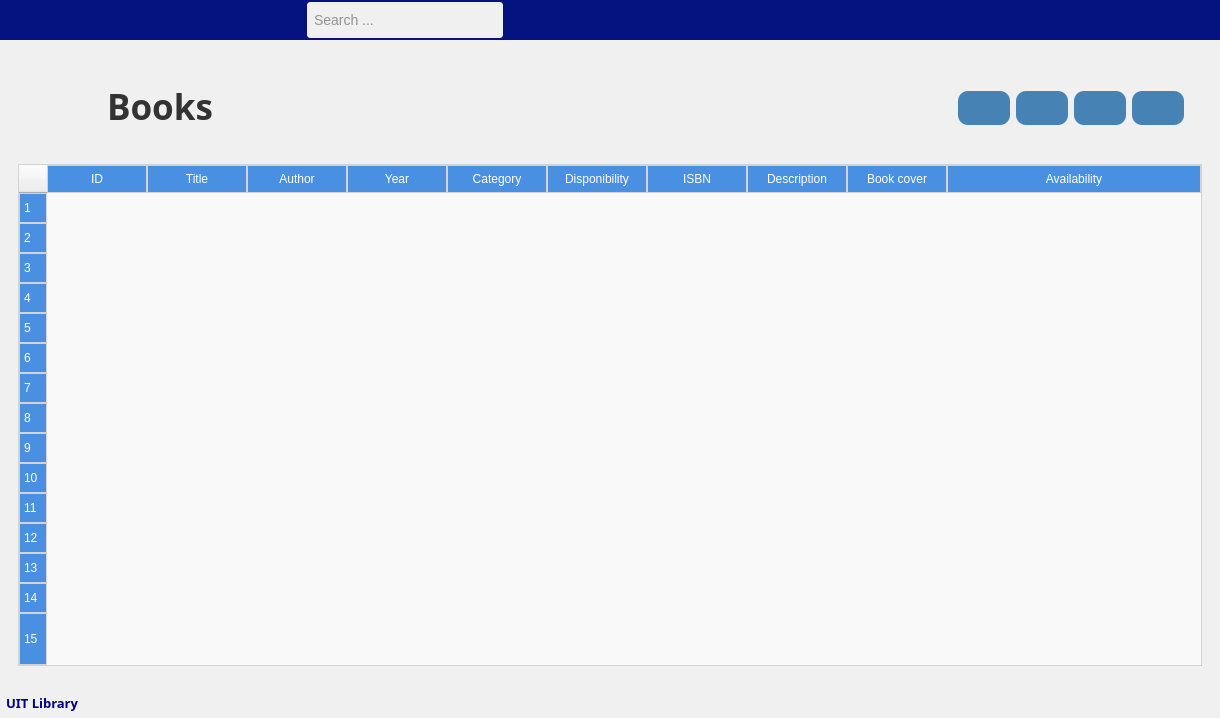
Before: the Qt Designer form views/dashbord5.ui in wiwita7/bibliothequeISI, drawn with Qt 5.
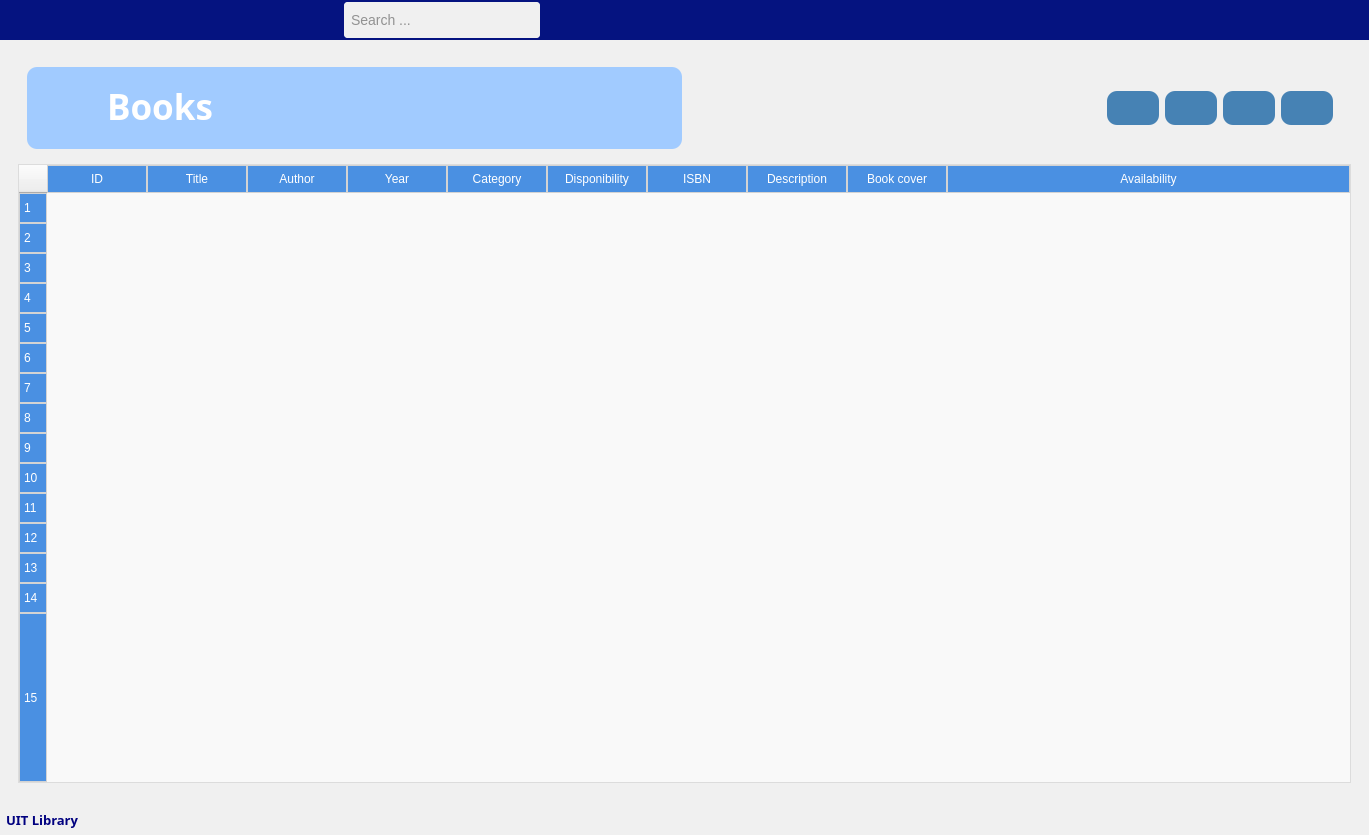
After: the same form once the commit is applied. Icons and pictures are not drawn.

```diff
--- a/views/dashbord5.ui
+++ b/views/dashbord5.ui
@@ -6,8 +6,8 @@
    <rect>
     <x>0</x>
     <y>0</y>
-    <width>1220</width>
-    <height>718</height>
+    <width>1369</width>
+    <height>835</height>
    </rect>
   </property>
   <property name="windowTitle">
@@ -924,6 +924,10 @@
                 <layout class="QHBoxLayout" name="horizontalLayout_13">
                  <item>
                   <widget class="QFrame" name="frame_13">
+                   <property name="styleSheet">
+                    <string notr="true">background-color: rgb(161, 203, 255);
+border-radius:10px</string>
+                   </property>
                    <property name="frameShape">
                     <enum>QFrame::StyledPanel</enum>
                    </property>
@@ -970,7 +974,7 @@
                      </font>
                     </property>
                     <property name="styleSheet">
-                     <string notr="true">color:#333</string>
+                     <string notr="true">color:white</string>
                     </property>
                     <property name="text">
                      <string>Books</string>
@@ -1124,6 +1128,68 @@
 QTableView::item:hover {
     background-color: #d3eaff;
     color: #000000;
+}
+/* For WebKit browsers (Chrome, Safari) */
+QTableView {
+    border: 1px solid #dcdcdc;
+}
+
+QTableView::horizontalScrollBar, QTableView::verticalScrollBar {
+    background: #f0f0f0;
+}
+
+QScrollBar:horizontal {
+    border: none;
+    background: #f0f0f0;
+    height: 15px;
+    margin: 0px 20px 0 20px;
+}
+
+QScrollBar::handle:horizontal {
+    background: #b0b0b0;
+    min-width: 20px;
+    border-radius: 7px;
+}
+
+QScrollBar::add-line:horizontal, QScrollBar::sub-line:horizontal {
+    background: #dcdcdc;
+    width: 20px;
+    subcontrol-origin: margin;
+}
+
+QScrollBar::add-line:horizontal:hover, QScrollBar::sub-line:horizontal:hover {
+    background: #c0c0c0;
+}
+
+QScrollBar::add-page:horizontal, QScrollBar::sub-page:horizontal {
+    background: none;
+}
+
+QScrollBar:vertical {
+    border: none;
+    background: #f0f0f0;
+    width: 15px;
+    margin: 20px 0 20px 0;
+}
+
+QScrollBar::handle:vertical {
+    background: #b0b0b0;
+    min-height: 20px;
+    border-radius: 7px;
+}
+
+QScrollBar::add-line:vertical, QScrollBar::sub-line:vertical {
+    background: #dcdcdc;
+    height: 20px;
+    subcontrol-origin: margin;
+}
+
+QScrollBar::add-line:vertical:hover, QScrollBar::sub-line:vertical:hover {
+    background: #c0c0c0;
+}
+
+QScrollBar::add-page:vertical, QScrollBar::sub-page:vertical {
+    background: none;
 }</string>
                 </property>
                 <property name="gridStyle">
```
Left out of the diff: 1 changed line with no effect on the pictures.
